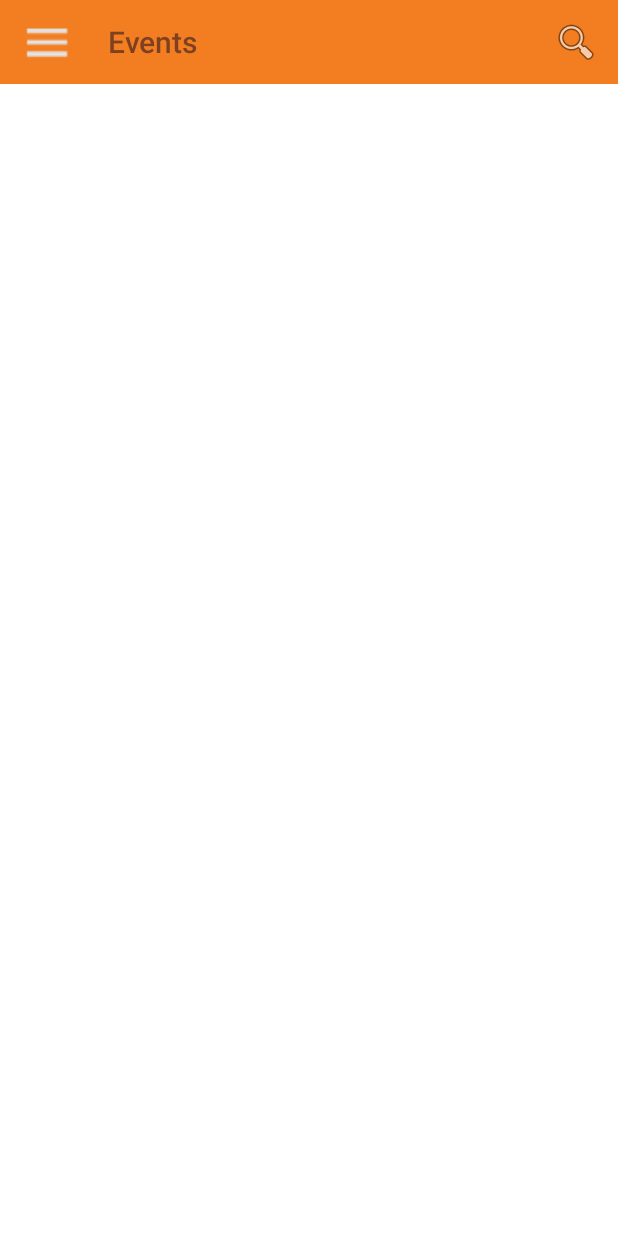
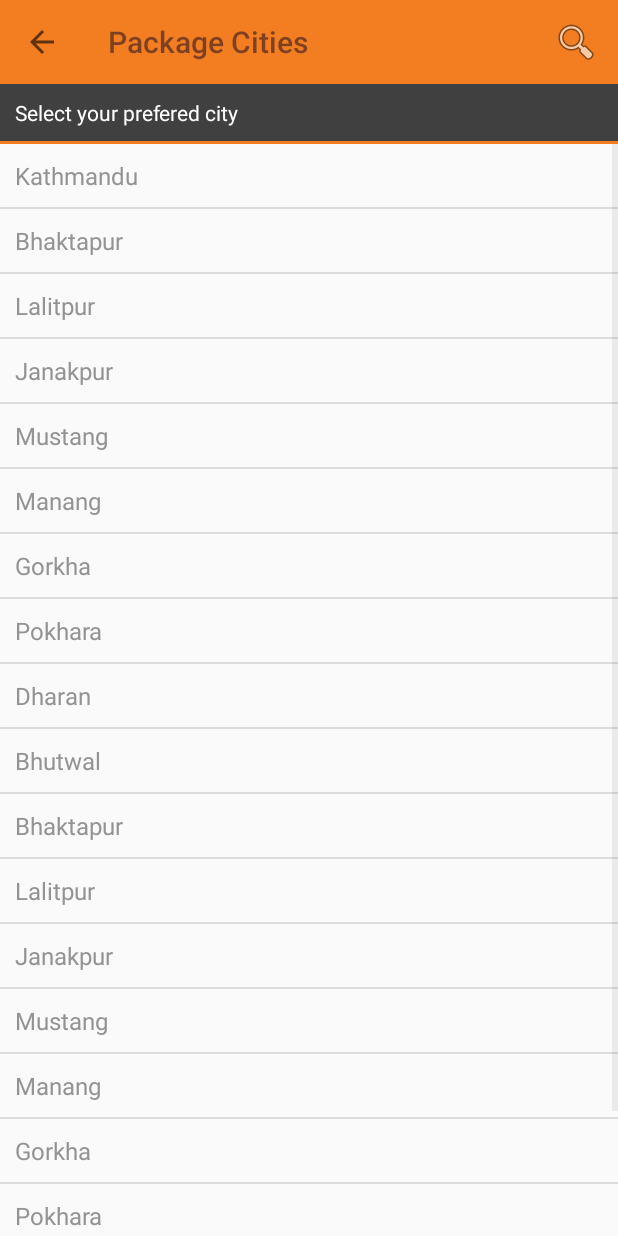
Before and after one commit to MrClan/ntf1, an Android app: the CityListActivity screen opened directly, with no data from a screen before it, on a phone screen of 412 x 824 dp. Run offline under Robolectric (Android 15) with nearby library versions, the phone set to English and light mode, and no system bars.

```diff
--- a/src/main/java/com/apptivators/ntcore/CityListActivity.java
+++ b/src/main/java/com/apptivators/ntcore/CityListActivity.java
@@ -1,196 +1,137 @@
 package com.apptivators.ntcore;
 
-import android.app.AlertDialog;
-import android.app.Fragment;
-import android.content.DialogInterface;
+import android.app.SearchManager;
+import android.content.Context;
 import android.content.Intent;
 import android.os.Bundle;
-import android.support.design.widget.NavigationView;
-import android.support.v4.app.FragmentManager;
 import android.support.v4.view.GravityCompat;
+import android.support.v4.view.MenuItemCompat;
 import android.support.v4.widget.DrawerLayout;
-import android.support.v7.app.ActionBarDrawerToggle;
 import android.support.v7.app.AppCompatActivity;
-import android.view.LayoutInflater;
+import android.support.v7.widget.SearchView;
+import android.support.v7.widget.Toolbar;
+import android.text.TextUtils;
 import android.view.Menu;
+import android.view.MenuInflater;
 import android.view.MenuItem;
 import android.view.View;
-import android.view.ViewGroup;
 import android.widget.AdapterView;
+import android.widget.ArrayAdapter;
 import android.widget.ListAdapter;
 import android.widget.ListView;
-import android.widget.ProgressBar;
-import android.widget.TextView;
 import android.widget.Toast;
 
-import com.apptivators.ntcore.Models.Trip;
-import com.apptivators.ntcore.Utils.F;
+import com.apptivators.ntcore.Models.NepTripPackage;
 import com.apptivators.ntcore.Utils.U;
-import com.firebase.client.DataSnapshot;
-import com.firebase.client.Firebase;
-import com.firebase.client.FirebaseError;
-import com.firebase.client.ValueEventListener;
 
 import java.util.ArrayList;
-import java.util.List;
+import java.util.Arrays;
 
 /**
  * Created on 12/7/2015
  * by MrClan<justmepratik@gmail.com>
  */
 
-public class CityListActivity extends AppCompatActivity implements NavigationView.OnNavigationItemSelectedListener {
+public class CityListActivity extends AppCompatActivity
+{
 
-    TextView txtNavHeaderWelcome;
-    MenuItem nav_login;
+    private ListView listCityView;
+    private ArrayAdapter<String> listAdapter;
+    SearchView mSearchView;
+    String mSearchString;
 
     @Override
-    protected void onCreate(Bundle savedInstanceState) {
+    protected void onCreate(Bundle savedInstanceState)
+    {
         super.onCreate(savedInstanceState);
-        setContentView(R.layout.home_page);
-        U.c = this;
+        setContentView(R.layout.city_list_main_view);
 
-        DrawerLayout drawer = (DrawerLayout) findViewById(R.id.drawer_layout);
-        ActionBarDrawerToggle toggle = new ActionBarDrawerToggle(
-                this, drawer, null, R.string.navigation_drawer_open, R.string.navigation_drawer_close);
-        drawer.setDrawerListener(toggle);
-        toggle.syncState();
+        listCityView = (ListView) findViewById(R.id.lvCity);
 
-        NavigationView navigationView = (NavigationView) findViewById(R.id.nav_view);
-        navigationView.setNavigationItemSelectedListener(this);
+        //CREATE AND POPULATE A LIST OF CITIES
+        String[] cities = {"Kathmandu","Bhaktapur","Lalitpur","Janakpur","Mustang","Manang","Gorkha","Pokhara","Dharan","Bhutwal","Bhaktapur","Lalitpur","Janakpur","Mustang","Manang","Gorkha","Pokhara","Dharan","Bhutwal"};
 
-        String username = U.GetLocalUser();
-        txtNavHeaderWelcome = (TextView) findViewById(R.id.txtNavHeaderWelcome);
-        txtNavHeaderWelcome.setText(txtNavHeaderWelcome.getText() + " @ " + username);
+        ArrayList<String> cityList = new ArrayList<String>();
+        cityList.addAll(Arrays.asList(cities));
 
+        //CREATE ARRAY ADAPTER USING THE CITY ARRAY
+        listAdapter = new ArrayAdapter<String>(this, R.layout.simplerow, cityList);
+        listCityView.setAdapter(listAdapter);
+        listCityView.setTextFilterEnabled(true);
 
-        String dataType = this.getIntent().getStringExtra("dataType"); // Read extras for dataType, and pass it to the child fragment
+        //SETUP THE TOOLBAR
+        setupToolbar();
 
-        //POPULATE THE FIRST PAGE AS FEATURED PAGE
-        android.support.v4.app.Fragment fragment = new EventsActivity();
-        Bundle args = new Bundle();
-        args.putString("title", "Applicable Cities");
-        args.putString("dataType", dataType);
-        fragment.setArguments(args);
+        //ON CITY LIST CLICKED
+        listCityView.setOnItemClickListener(
+                new AdapterView.OnItemClickListener() {
+                    @Override
+                    public void onItemClick(AdapterView<?> parent, View view, int position, long id) {
+                        Intent i = new Intent(CityListActivity.this, ListingPage.class);
+                        i.putExtra("viewType", "Packages");
+                        i.putExtra("dataType", "SocialEvents");
+                        startActivity(i);
+                    }
+                }
+        );
+    }
 
-        // Insert the fragment by replacing any existing fragment
-        FragmentManager fragmentManager = getSupportFragmentManager();
-        fragmentManager.beginTransaction()
-                .replace(R.id.frameLayout, fragment)
-                .commit();
+    public boolean onSupportNavigateUp()
+    {
+        onBackPressed();
+        return true;
+    }
+
+    private void setupToolbar()
+    {
+        final Toolbar advToolbar = (Toolbar) findViewById(R.id.my_awesome_toolbar);
+        advToolbar.setTitle("Package Cities");
+        advToolbar.setTitleTextColor(R.color.colorPrimaryDark);
+
+        setSupportActionBar(advToolbar);
+        getSupportActionBar().setDisplayHomeAsUpEnabled(true);
+        getSupportActionBar().setDisplayShowHomeEnabled(true);
     }
 
 
-    @Override
-    public void onBackPressed() {
-        DrawerLayout drawer = (DrawerLayout) findViewById(R.id.drawer_layout);
-        if (drawer.isDrawerOpen(GravityCompat.START)) {
-            drawer.closeDrawer(GravityCompat.START);
-        } else {
-            super.onBackPressed();
+    public boolean onCreateOptionsMenu(Menu menu) {
+        MenuInflater menuInflater = getMenuInflater();
+        menuInflater.inflate(R.menu.advance_search, menu);
+
+        MenuItem searchItem = menu.findItem(R.id.action_searchAdv);
+
+        SearchManager searchManager = (SearchManager) CityListActivity.this.getSystemService(Context.SEARCH_SERVICE);
+        mSearchView = (SearchView) MenuItemCompat.getActionView(menu.findItem(R.id.action_searchAdv));
+
+        SearchView searchView = null;
+        if (searchItem != null) {
+            searchView = (SearchView) searchItem.getActionView();
         }
-    }
-
-    @Override
-    public boolean onCreateOptionsMenu(Menu menu) {
-        //getMenuInflater().inflate(R.menu.main,menu);
-        return true;
-    }
-
-
-    @Override
-    public boolean onOptionsItemSelected(MenuItem item) {
-        // Handle action bar item clicks here. The action bar will
-        // automatically handle clicks on the Home/Up button, so long
-        // as you specify a parent activity in AndroidManifest.xml.
-        int id = item.getItemId();
-
-        //noinspection SimplifiableIfStatement
-        if (id == R.id.action_settings) {
-            return true;
+        if (searchView != null) {
+            searchView.setSearchableInfo(searchManager.getSearchableInfo(CityListActivity.this.getComponentName()));
         }
 
-        return super.onOptionsItemSelected(item);
-    }
+        SearchView.OnQueryTextListener queryTextListener = new SearchView.OnQueryTextListener()
+        {
+            public boolean onQueryTextChange(String newText)
+            {
+                mSearchString = newText;
+                if (TextUtils.isEmpty(mSearchString)) {
+                    listCityView.clearTextFilter();
+                } else {
+                    listCityView.setFilterText(mSearchString.toString());
+                }
+                return true;
+            }
 
+            public boolean onQueryTextSubmit(String query)
+            {
+                mSearchString = query;
+                return true;
+            }
+        };
+        mSearchView.setOnQueryTextListener(queryTextListener);
 
-    @SuppressWarnings("StatementWithEmptyBody")
-    @Override
-    public boolean onNavigationItemSelected(MenuItem item) {
-        boolean proceed = true;
-        int id = item.getItemId();
-        android.support.v4.app.Fragment fragment = null;
-        String title = null;
-        if (id == R.id.nav_menu_review) {
-            fragment = new EventsActivity();
-            title = "Featured Events";
-        } else if (id == R.id.nav_menu_review) {
-            fragment = new EventsActivity();
-            title = "Adventure Events";
-        } else if (id == R.id.nav_menu_review) {
-            fragment = new EventsActivity();
-            title = "Casual Events";
-        } else if (id == R.id.nav_menu_review) {
-            fragment = new EventsActivity();
-            title = "Exploring Events";
-        } else if (id == R.id.nav_menu_review) {
-            fragment = new EventsActivity();
-            title = "Hiking Events";
-        } else if (id == R.id.nav_menu_review) {
-            fragment = new EventsActivity();
-            Bundle args = new Bundle();
-            args.putString("title", "Mountaineering Events");
-        } else if (id == R.id.nav_menu_review) {
-            fragment = new EventsActivity();
-            title = "Romantic Events";
-        } else if (id == R.id.nav_setting) {
-            fragment = new Preferences();
-        }
-        else if(id== R.id.nav_menu_dashboard)
-        {
-            /*Intent i = new Intent(getBaseContext(), DashboardTabs.class);
-            startActivity(i);*/
-            proceed = false;
-        }else if (id == R.id.nav_login) {
-            // Show an alert before logging out
-            AlertDialog.Builder alert = new AlertDialog.Builder(this);
-            alert.setMessage("Are you sure you want to logout of " + U.GetLocalUser() + "?");
-            alert.setCancelable(true);
-            alert.setPositiveButton("Yes", new DialogInterface.OnClickListener() {
-                @Override
-                public void onClick(DialogInterface dialog, int which) {
-                    // Clear local user value, and redirect to setup page
-                    U.ClearLocalUser();
-                    Intent i = new Intent(getBaseContext(), UsersetupActivity.class);
-                    startActivity(i);
-                    finish();
-                }
-            });
-            alert.setNegativeButton("No", new DialogInterface.OnClickListener() {
-                @Override
-                public void onClick(DialogInterface dialog, int which) {
-
-                }
-            });
-            alert.show();
-            proceed = false;
-        }
-
-        if (proceed) {
-            Bundle args = new Bundle();
-            fragment.setArguments(args);
-            args.putString("title", title);
-
-            // Insert the fragment by replacing any existing fragment
-            FragmentManager fragmentManager = getSupportFragmentManager();
-            fragmentManager.beginTransaction()
-                    .replace(R.id.frameLayout, fragment)
-                    .commit();
-
-        }
-        DrawerLayout drawer = (DrawerLayout) findViewById(R.id.drawer_layout);
-        drawer.closeDrawer(GravityCompat.START);
-
-        return true;
+        return super.onCreateOptionsMenu(menu);
     }
 }
--- a/src/main/java/layout/FragPackage.java
+++ b/src/main/java/layout/FragPackage.java
@@ -11,6 +11,7 @@ import android.widget.AdapterView;
 import android.widget.GridView;
 import android.widget.Toast;
 
+import com.apptivators.ntcore.CityListActivity;
 import com.apptivators.ntcore.ImageAdapter;
 import com.apptivators.ntcore.Models.TripType;
 import com.apptivators.ntcore.ListingPage;
@@ -79,7 +80,7 @@ public class FragPackage extends Fragment
     private void OnMenuButtonClicked(int position)
     {
         Activity ctx = getActivity();
-        Intent i = new Intent(ctx, ListingPage.class);
+        Intent i = new Intent(ctx, CityListActivity.class);
         switch (position)
         {
             case 0:
--- /dev/null
+++ b/src/main/res/layout/city_list_main_view.xml
@@ -0,0 +1,39 @@
+<?xml version="1.0" encoding="utf-8"?>
+<LinearLayout xmlns:android="http://schemas.android.com/apk/res/android"
+    android:layout_width="match_parent"
+    android:layout_height="match_parent"
+    android:orientation="vertical">
+
+    <android.support.v7.widget.Toolbar
+        android:id="@+id/my_awesome_toolbar"
+        android:layout_height="56dp"
+        android:layout_width="match_parent"
+        android:minHeight="?attr/actionBarSize"
+        android:titleTextAppearance="@color/white"
+        android:background="?attr/colorPrimary"></android.support.v7.widget.Toolbar>
+
+    <LinearLayout
+        android:layout_width="match_parent"
+        android:layout_height="38dp"
+        android:background="@color/backgroundDark"
+        android:layout_gravity="center">
+        <TextView
+            android:layout_width="match_parent"
+            android:layout_height="wrap_content"
+            android:text="Select your prefered city"
+            android:textColor="#ffffff"
+            android:layout_gravity="center"
+            android:layout_marginLeft="10dp" />
+        </LinearLayout>
+    <LinearLayout
+        android:layout_width="match_parent"
+        android:layout_height="2dp"
+        android:background="@color/colorPrimary" />
+
+    <ListView
+        android:layout_width="match_parent"
+        android:layout_height="match_parent"
+        android:id="@+id/lvCity"
+        android:layout_gravity="center_vertical"
+        android:layout_weight="1" />
+</LinearLayout>
--- /dev/null
+++ b/src/main/res/layout/simplerow.xml
@@ -0,0 +1,12 @@
+<TextView xmlns:android="http://schemas.android.com/apk/res/android"
+    android:id="@+id/rowTextView"
+    android:layout_width="match_parent"
+    android:layout_height="match_parent"
+    android:padding="10dp"
+    android:textSize="16sp"
+    android:text="city"
+    android:typeface="normal"
+    android:textColor="#939393"
+    android:paddingTop="2dp"
+    android:paddingBottom="2dp">
+</TextView>
--- /dev/null
+++ b/src/main/res/xml/searchable.xml
@@ -0,0 +1,4 @@
+<?xml version="1.0" encoding="utf-8"?>
+<searchable xmlns:android="http://schemas.android.com/apk/res/android"
+    android:hint="Search"
+    android:label="Searable" />
```
Also changed, not shown: src/main/AndroidManifest.xml (+6 -3 lines).
